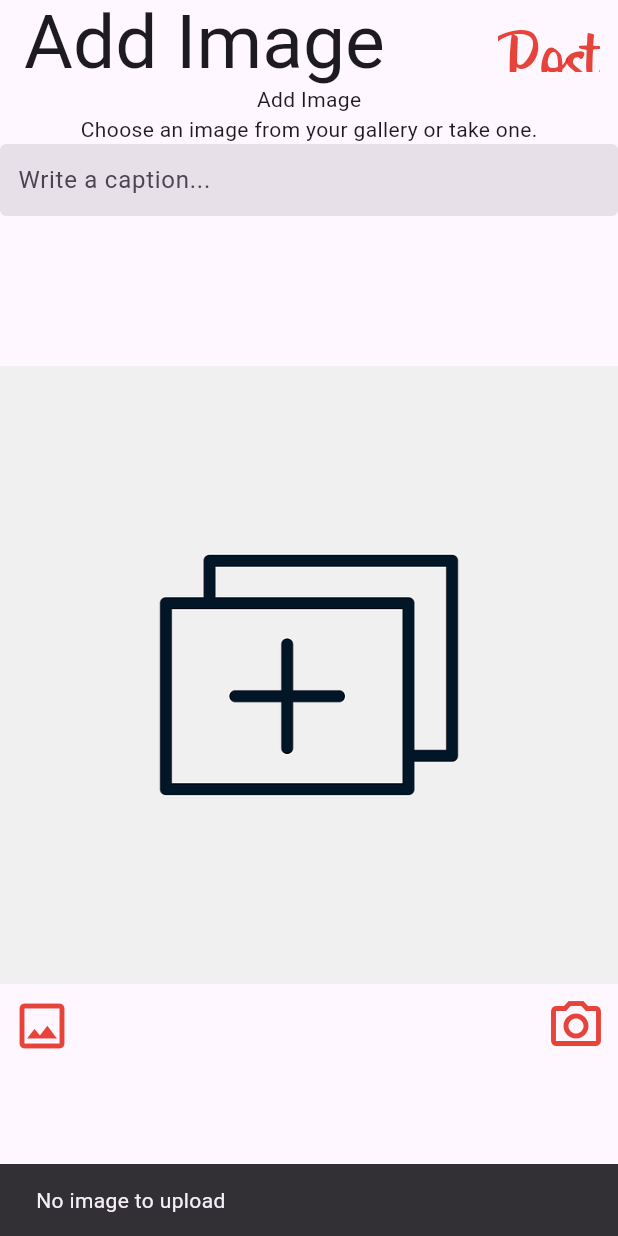
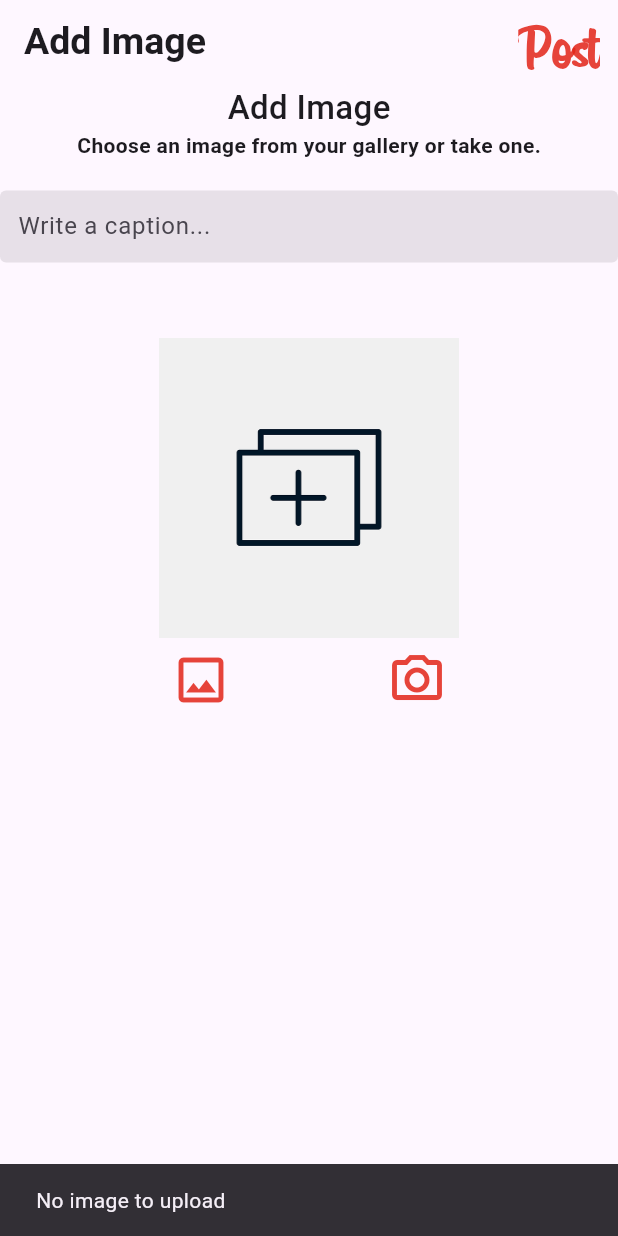
Before and after one commit to GABETROLL/Holbegram, a Flutter app: the AddImage screen opened directly, after a tap on "Post", on a phone screen of 412 x 824 dp. Run offline on Flutter 3.47's test engine with Material 3 defaults, Android fonts, the phone set to English and light mode, and no system bars; our stand-ins replace bottom_navy_bar, cloud_firestore, firebase_auth, firebase_core, firebase_storage, image_picker; accounts and stored records are empty.

```diff
--- a/holbegram/lib/screens/Pages/add_image.dart
+++ b/holbegram/lib/screens/Pages/add_image.dart
@@ -48,18 +48,37 @@ class _AddImageState extends State<AddImage> {
   Future<String> uploadPost() async {
     if (_image == null) return 'No image to upload';
 
-    Users? user = await AuthMethods().getUserDetails();
+    final Users? user;
+    try {
+      user = await AuthMethods().getUserDetails();
+    } catch (error) {
+      return error.toString();
+    }
 
     if (user == null) return "You're not logged in!";
 
-    return await PostStorage().uploadPost(_captionController.text, user.uid, user.username, user.photoUrl, _image!);
+    final String uploadResult;
+
+    try {
+      uploadResult = await PostStorage().uploadPost(
+        _captionController.text,
+        user.uid,
+        user.username,
+        user.photoUrl,
+        _image!
+      );
+    } catch (error) {
+      return error.toString();
+    }
+
+    return uploadResult;
   }
 
   @override
   Widget build(BuildContext context) {
     return Scaffold(
       appBar: AppBar(
-        title: const Text('Add Image', style: TextStyle(fontSize: 50)),
+        title: const Text('Add Image', style: TextStyle(fontWeight: FontWeight.w600, fontSize: 25)),
         actions: <Widget>[
           Builder(
             builder: (BuildContext context) => TextButton(
@@ -88,8 +107,9 @@ class _AddImageState extends State<AddImage> {
               child: const Text(
                 'Post',
                 style: TextStyle(
-                  fontSize: 50,
                   fontFamily: 'Billabong',
+                  fontSize: 40,
+                  fontWeight: FontWeight.bold,
                   color: Color.fromARGB(218, 226, 37, 24),
                 ),
               ),
@@ -99,15 +119,32 @@ class _AddImageState extends State<AddImage> {
       ),
       body: Column(
         children: <Widget>[
-          const Text('Add Image'),
-          const Text('Choose an image from your gallery or take one.'),
+          const Text(
+            'Add Image',
+            style: TextStyle(
+              fontWeight: FontWeight.w500,
+              fontSize: 22,
+            ),
+          ),
+          const Text(
+            'Choose an image from your gallery or take one.',
+            style: TextStyle(
+              fontWeight: FontWeight.w600,
+              fontSize: 14,
+            ),
+          ),
+          const SizedBox(height: 20),
           TextFieldInput(
             controller: _captionController,
             isPassword: false,
             hintText: 'Write a caption...',
             keyboardType: TextInputType.text
           ),
-          const SizedBox(height: 100),
+          const SizedBox(height: 50),
+          SizedBox(
+            width: 200,
+            child: Column(
+              children: <Widget>[
                 (
                   _image != null
                   ? Image.memory(_image!)
@@ -130,8 +167,11 @@ class _AddImageState extends State<AddImage> {
                     ),
                   ],
                 ),
-        ]
-      )
+              ],
+            ),
+          ),
+        ],
+      ),
     );
   }
 }
--- a/holbegram/lib/screens/Pages/methods/post_storage.dart
+++ b/holbegram/lib/screens/Pages/methods/post_storage.dart
@@ -24,6 +24,8 @@ class PostStorage {
 
     final String postId = (const Uuid()).v1();
     final DateTime now = DateTime.now();
+
+    print('About to upload post with ID: $postId created at: $now');
 
     final Post postModel = Post(
       caption: caption,
```
Lines whose indentation alone changed are shown as unchanged.
